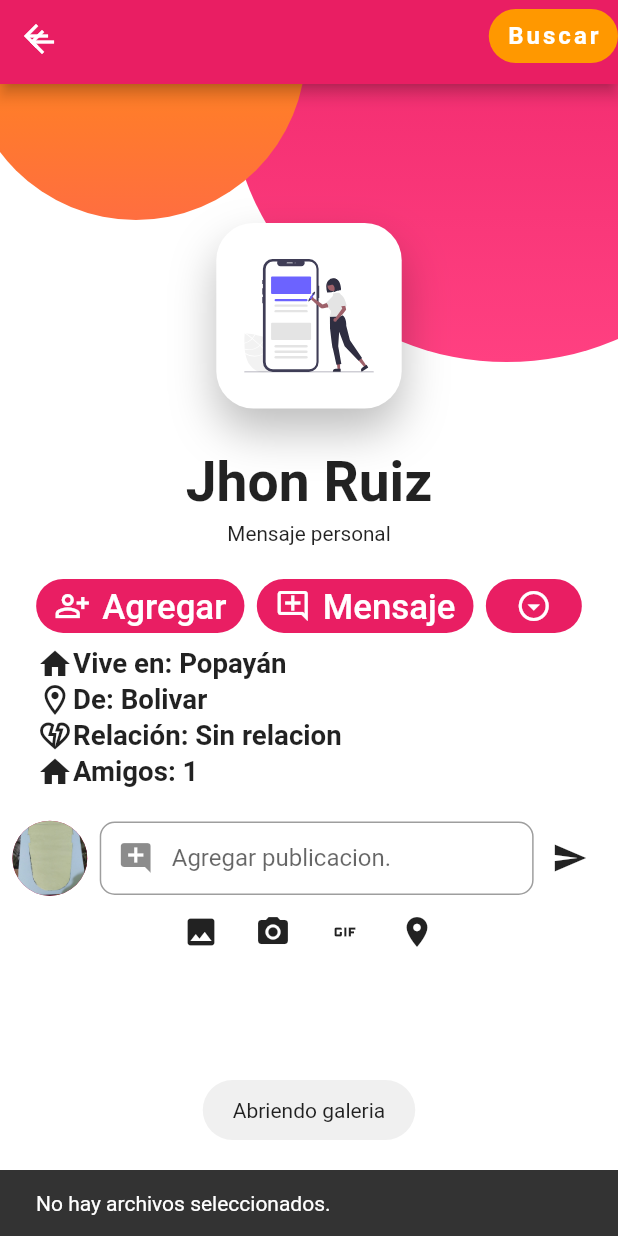
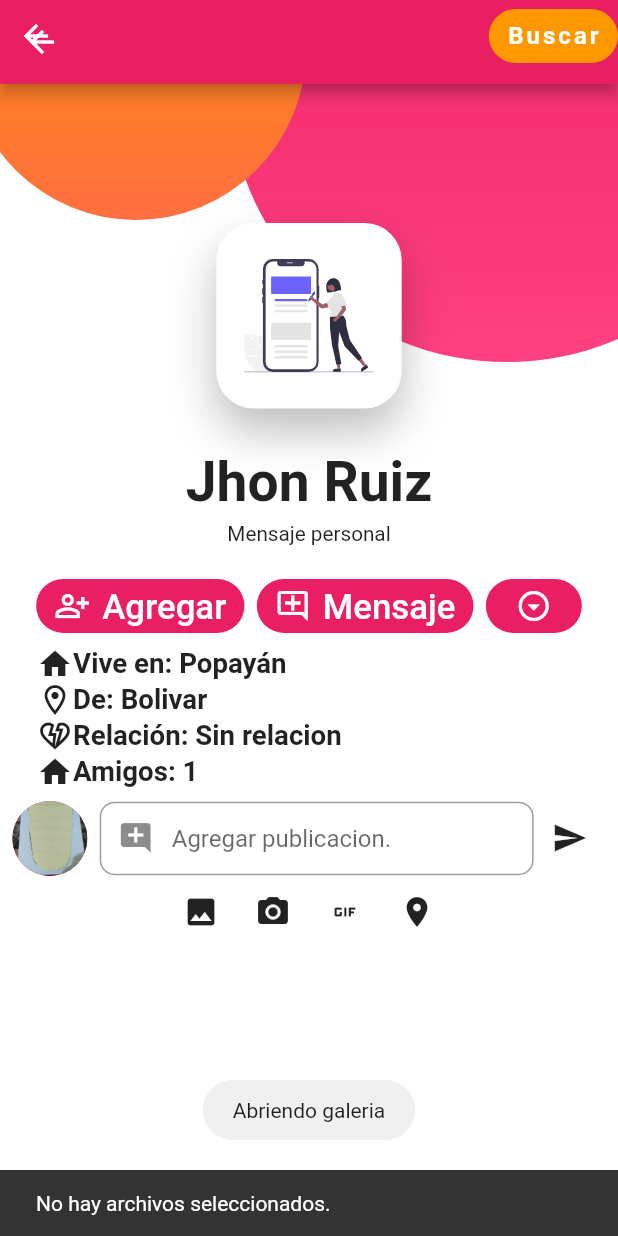
Before and after one commit to JhonRuiz95/flutter_application_3, a Flutter app: the perfilCompleto screen opened directly, after a tap on the "photo" icon, on a phone screen of 412 x 824 dp. Run offline on Flutter 3.47's test engine with Material 2 defaults, Android fonts, the phone set to English and light mode, and no system bars; our stand-ins replace cloud_firestore, curved_navigation_bar, dio, file_picker, firebase_auth, firebase_core and 9 more; missing offline and left inert: dart:ffi, photo_manager; accounts and stored records are empty.

Commit message:
Agregando View Imagen

```diff
--- a/lib/screens/view_pub.dart
+++ b/lib/screens/view_pub.dart
@@ -96,6 +96,7 @@ class _viewPubState extends State<viewPub> {
                                       fontWeight: FontWeight.bold,
                                     ),
                                   ),
+                                  const Icon(Icons.public),
                                 ],
                               ),
                             ],
--- a/lib/views/form_publicar.dart
+++ b/lib/views/form_publicar.dart
@@ -1,8 +1,14 @@
+import 'dart:ffi';
+import 'dart:io';
+
 import 'package:file_picker/file_picker.dart';
 import 'package:flutter/material.dart';
 import 'package:flutter_application_3/services/storage_service.dart';
 import 'package:fluttertoast/fluttertoast.dart';
 import 'package:flutter_application_3/utils/responsive.dart';
+import 'package:dio/dio.dart';
+import 'package:image_picker/image_picker.dart';
+
 //import 'package:flutter_application_3/widgets/input_comen.dart';
 
 class formPublicacion extends StatefulWidget {
@@ -15,12 +21,15 @@ class formPublicacion extends StatefulWidget {
 class _formPublicacionState extends State<formPublicacion> {
   final TextEditingController publicacionController =
       new TextEditingController();
+  File? imagen;
+  Dio dio = Dio();
+  String imagePath = "";
 
   @override
   Widget build(BuildContext context) {
     final Storage storage = Storage();
     final Responsive responsive = Responsive.of(context);
-
+    final ImagePicker _picker = ImagePicker();
     final publicacionField = TextFormField(
       //?autofocus: false,
       controller: publicacionController,
@@ -44,7 +53,7 @@ class _formPublicacionState extends State<formPublicacion> {
     );
 
     return Positioned(
-      bottom: responsive.hp(28.5),
+      top: responsive.hp(58),
       left: responsive.wp(2),
       right: responsive.wp(2),
       child: Column(
@@ -98,18 +107,20 @@ class _formPublicacionState extends State<formPublicacion> {
                           content: Text("No hay archivos seleccionados."),
                         ),
                       );
-                      return null;
+                      return;
                     }
                     final path = results.files.single.path!;
                     final fileName = results.files.single.name;
                     print(path);
                     print(fileName);
-                    storage
+                    //imagePath = fileName;
+                    /*storage //?Carga de imagen a firebase
                         .uploadFile(path, fileName)
-                        .then((value) => print('Imagen cargada.'));
+                        .then((value) => print('Imagen cargada.'));*/
                   },
                   icon: const Icon(Icons
                       .photo)), //SvgPicture.asset('assets/svg/gallery.svg')
+
               IconButton(
                   splashRadius: 20,
                   onPressed: () async {
@@ -130,6 +141,12 @@ class _formPublicacionState extends State<formPublicacion> {
                   icon: const Icon(Icons.location_on)),
             ],
           ),
+          SizedBox(
+            width: responsive.wp(60),
+            height: responsive.hp(15),
+            child:
+                (imagePath == "") ? Container() : Image.file(File(imagePath)),
+          )
         ],
       ),
     );
--- a/pubspec.yaml
+++ b/pubspec.yaml
@@ -30,6 +30,8 @@ dependencies:
   cloud_firestore: ^3.1.8
   cupertino_icons: ^1.0.4
   curved_navigation_bar: ^1.0.3
+  dio: ^4.0.6
+  file_picker: ^4.0.3
   firebase_auth: ^3.3.7
   firebase_core: ^1.12.0
   firebase_storage: ^10.2.9
@@ -40,7 +42,8 @@ dependencies:
   fluttertoast: ^8.0.8
   form_field_validator: ^1.1.0
   google_fonts: ^2.3.1
-  file_picker: ^4.0.3
+  image_cropper: ^1.5.1
+  image_picker: ^0.8.4+11
   photo_manager: ^2.0.4
   shimmer: ^2.0.0
 
```
Also changed, not shown: lib/views/publica.dart (+145 -8 lines), assets/images/principal.png (added), pubspec.lock.
